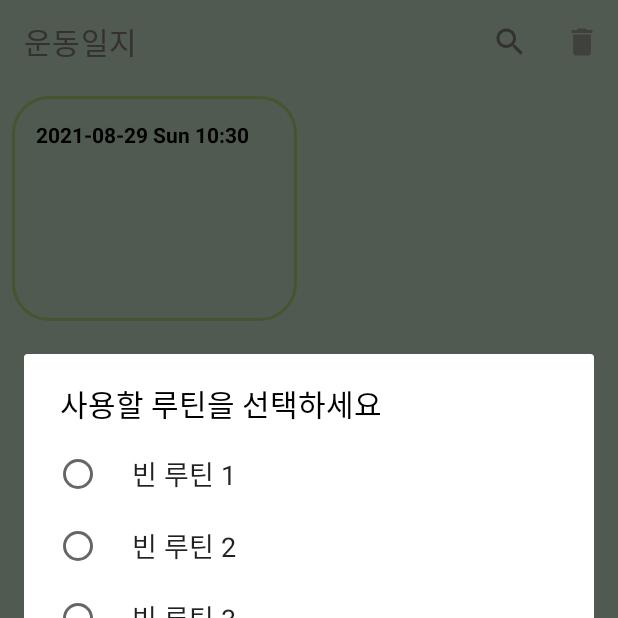
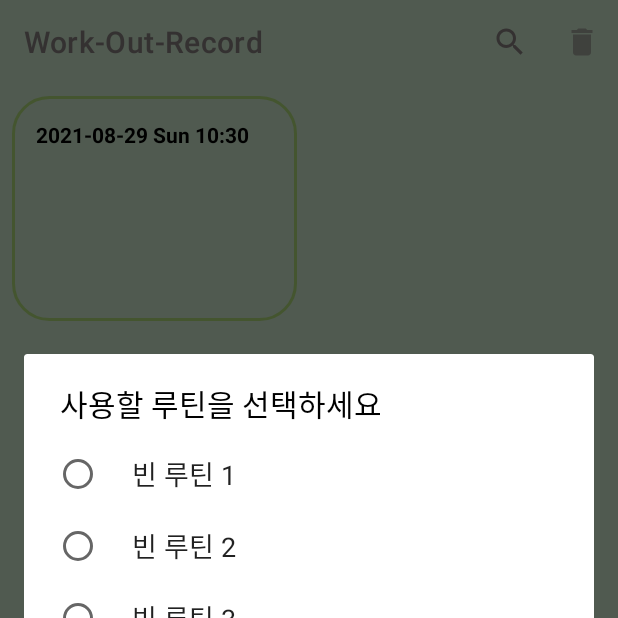
Before and after one commit to kkcchh9999/Work-out_Record_App, an Android app: the screen it shows after launch (WorkoutRecordActivity), after a tap on an icon or button, on a phone screen of 412 x 824 dp, the top half of it. Run offline under Robolectric (Android 15) with nearby library versions, the phone set to English and light mode, and no system bars; our stand-ins replace Room's generated code; 1 statement that could not run was skipped; 2 other taps on this screen came first.

Commit message:
앱 이름설정

```diff
--- a/app/src/main/res/values/strings.xml
+++ b/app/src/main/res/values/strings.xml
@@ -1,6 +1,6 @@
 <resources>
     <string name="app_name">WOR\n운동일지</string>
-    <string name="wor">운동일지</string>
+    <string name="wor">Work-Out-Record</string>
     <string name="part_name">ex: 가슴, 등, 하체</string>
     <string name="training_name">ex: 종목, 중량, 횟수\n\n
         벤치프레스 60kg 48\n 데드리프트 100kg 48\n 스쿼트 100kg 48</string>
```
